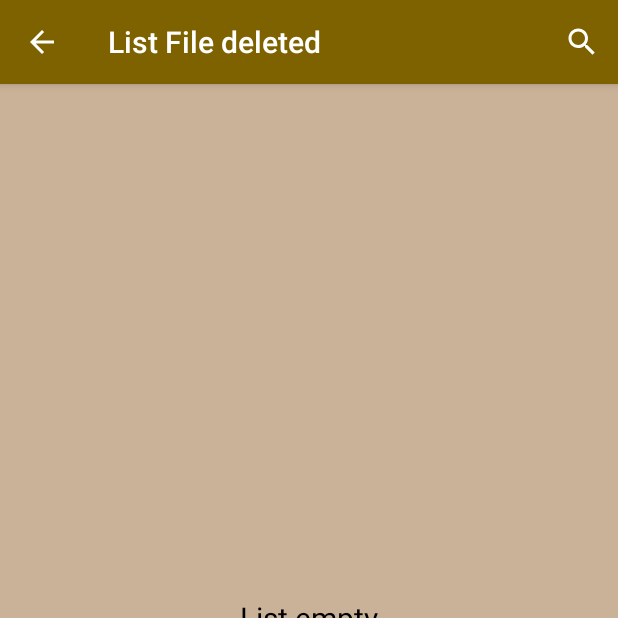
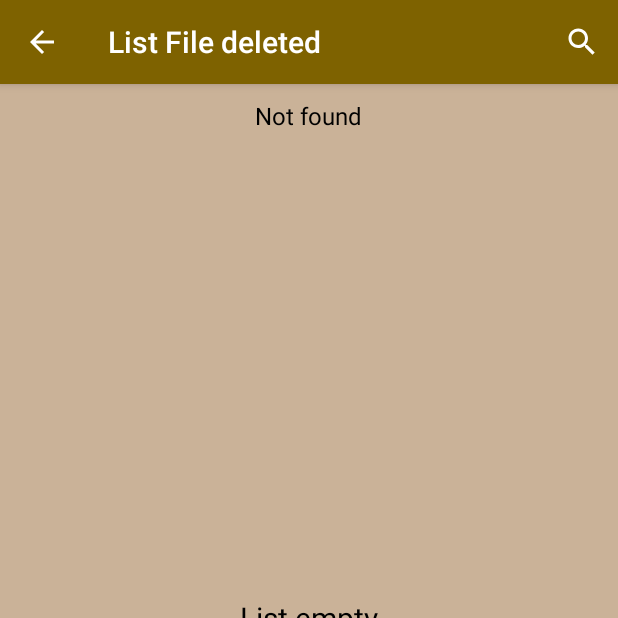
Before and after one commit to haumenphai/Android-TextEditor-Note-TodoList, an Android app: the ListFileDeletedFragment screen opened directly, with no data from a screen before it, after a tap on an icon or button, on a phone screen of 412 x 824 dp, the top half of it. Run offline under Robolectric (Android 15) with nearby library versions, the phone set to English and light mode, and no system bars; our stand-ins replace Room's generated code; libraries missing offline, so code that uses them is left out: promax.hmp.dev; 1 statement that could not run was skipped; 1 other tap on this screen came first.

Commit message:
cấu trúc lại

```diff
--- a/app/src/main/java/promax/dohaumen/text_edittor_mvvm/helper/ProMaxHelper.kt
+++ b/app/src/main/java/promax/dohaumen/text_edittor_mvvm/helper/ProMaxHelper.kt
@@ -94,23 +94,6 @@ fun isStoragePermissionGranted(activity: Activity): Boolean {
 }
 
 
-suspend fun searchFileText(list: List<FileText>, keySearch: String): List<FileText> {
-    val result = ArrayList<FileText>()
-
-    for (i in 0..list.size-1) {
-        val fileName = list[i].name.toLowerCase(Locale.ROOT)
-
-        if (fileName == keySearch || getTuVietTat(fileName).contains(keySearch) || fileName.contains(
-                keySearch
-            )
-            || StringHelper.loaiBoDauTiengViet(fileName).contains(keySearch)
-        ) {
-            result.add(list[i])
-        }
-    }
-    return result
-}
-
 
 
 suspend fun testCroutine(): String {
--- a/app/src/main/java/promax/dohaumen/text_edittor_mvvm/views/fragment/ListFileDeletedFragment.kt
+++ b/app/src/main/java/promax/dohaumen/text_edittor_mvvm/views/fragment/ListFileDeletedFragment.kt
@@ -18,8 +18,8 @@ import kotlinx.coroutines.launch
 import promax.dohaumen.text_edittor_mvvm.R
 import promax.dohaumen.text_edittor_mvvm.adapter.FileTextAdapter
 import promax.dohaumen.text_edittor_mvvm.databinding.FragmentListFileDeletedBinding
+import promax.dohaumen.text_edittor_mvvm.helper.Search
 import promax.dohaumen.text_edittor_mvvm.helper.demSoTu
-import promax.dohaumen.text_edittor_mvvm.helper.searchFileText
 import promax.dohaumen.text_edittor_mvvm.models.FileText
 import promax.dohaumen.text_edittor_mvvm.viewmodel.ListFileDeletedFragmentViewModel
 import promax.dohaumen.text_edittor_mvvm.views.activity.ViewFileActivity
@@ -28,10 +28,10 @@ import promax.dohaumen.text_edittor_mvvm.views.dialog.DialogAddFile
 import promax.hmp.dev.utils.HandleUI
 
 class ListFileDeletedFragment: Fragment() {
-    lateinit var b: FragmentListFileDeletedBinding
-    lateinit var myActivity: ViewListFileDeteledActivity
-    lateinit var viewModel: ListFileDeletedFragmentViewModel
-    var adapter = FileTextAdapter()
+    private lateinit var b: FragmentListFileDeletedBinding
+    private val myActivity: ViewListFileDeteledActivity by lazy { activity as ViewListFileDeteledActivity }
+    private val viewModel: ListFileDeletedFragmentViewModel by lazy { ViewModelProvider(this).get(ListFileDeletedFragmentViewModel::class.java) }
+    private var adapter = FileTextAdapter()
 
 
 
@@ -42,17 +42,20 @@ class ListFileDeletedFragment: Fragment() {
 
     override fun onCreateView(inflater: LayoutInflater, container: ViewGroup?, savedInstanceState: Bundle?): View? {
         b = FragmentListFileDeletedBinding.inflate(inflater, container, false)
-        b.layoutAction.root.visibility = View.GONE
-
-        myActivity = activity as ViewListFileDeteledActivity
-        viewModel = ViewModelProvider(this).get(ListFileDeletedFragmentViewModel::class.java)
-
+        hideView()
         setConfigToolBar()
         initRecyclerView()
         setClickItem()
         setClickAction()
 
         return b.root
+    }
+
+    private fun hideView() {
+        b.layoutAction.root.visibility = View.GONE
+        b.layoutSearch.visibility = View.GONE
+        b.tvMess.visibility = View.GONE
+        b.progressBar.visibility = View.GONE
     }
 
     private fun setConfigToolBar() {
@@ -63,7 +66,6 @@ class ListFileDeletedFragment: Fragment() {
             myActivity.onBackPressed()
         }
 
-        b.layoutSearch.visibility = View.GONE
         b.imgSearchClose.setOnClickListener {
             b.layoutSearch.visibility = View.GONE
             b.toolBar2.visibility = View.VISIBLE
@@ -77,13 +79,17 @@ class ListFileDeletedFragment: Fragment() {
 
             override fun onTextChanged(s: CharSequence?, start: Int, before: Int, count: Int) {
                 lifecycleScope.launch {
-                    adapter.setList(searchFileText(viewModel.getListFileText().value!!, b.editSearch.text.toString()))
+                    searchFileText()
                 }
             }
 
             override fun afterTextChanged(s: Editable?) {
             }
         })
+        b.editSearch.setOnEditorActionListener { v, actionId, event ->
+            searchFileText()
+            true
+        }
     }
 
 
@@ -216,6 +222,23 @@ class ListFileDeletedFragment: Fragment() {
 
     }
 
+    private fun searchFileText() {
+        val key = b.editSearch.text.toString()
+        lifecycleScope.launch {
+            Search.searchFileText(viewModel.getListFileText().value!!, key, onPreSearch = {
+                b.progressBar.visibility = View.VISIBLE
+                b.tvMess.visibility = View.GONE
+            }, onComplete = { result ->
+                adapter.setList(result)
+                if (result.isEmpty()) {
+                    b.tvMess.visibility = View.VISIBLE
+                    b.tvMess.setText(getString(R.string.not_found))
+                }
+                b.progressBar.visibility = View.GONE
+            })
+        }
+    }
+
     override fun onCreateOptionsMenu(menu: Menu, inflater: MenuInflater) {
         inflater.inflate(R.menu.list_fragment_menu, menu)
         menu.findItem(R.id.menu_add_file).isVisible = false
--- a/app/src/main/java/promax/dohaumen/text_edittor_mvvm/views/fragment/SettingFragment.kt
+++ b/app/src/main/java/promax/dohaumen/text_edittor_mvvm/views/fragment/SettingFragment.kt
@@ -18,12 +18,11 @@ import promax.dohaumen.text_edittor_mvvm.views.activity.ViewListFileDeteledActiv
 import java.lang.Exception
 
 class SettingFragment: Fragment() {
-    lateinit var b: FragmentSettingBinding
-    lateinit var mainActivity: MainActivity
+    private lateinit var b: FragmentSettingBinding
+    private val mainActivity: MainActivity by lazy { activity as MainActivity }
 
     override fun onCreateView(inflater: LayoutInflater, container: ViewGroup?, savedInstanceState: Bundle?): View? {
         b = FragmentSettingBinding.inflate(inflater, container, false)
-        mainActivity = activity as MainActivity
 
         return b.root
     }
--- a/app/src/main/res/layout/fragment_list_file_deleted.xml
+++ b/app/src/main/res/layout/fragment_list_file_deleted.xml
@@ -32,6 +32,8 @@
             android:layout_marginLeft="10dp"
             android:background="@drawable/bg_edit_search"
             android:layout_centerVertical="true"
+            android:inputType="text"
+            android:imeOptions="actionSearch"
             />
         <ImageView
             android:id="@+id/img_search_close"
@@ -58,12 +60,33 @@
         android:textColor="@color/black"
         />
 
+    <ProgressBar
+        android:id="@+id/progress_bar"
+        android:layout_width="match_parent"
+        android:layout_height="50dp"
+        android:layout_below="@id/appbar_layout_2"
+        android:progressTint="@color/black"
+        android:translationZ="10dp" />
+
+
+    <TextView
+        android:id="@+id/tv_mess"
+        android:layout_width="wrap_content"
+        android:layout_height="wrap_content"
+        android:layout_below="@id/appbar_layout_2"
+        android:layout_centerHorizontal="true"
+        android:layout_marginTop="10dp"
+        android:layout_marginBottom="10dp"
+        android:textColor="@color/black"
+        android:textSize="16sp"
+        tools:text="Not found" />
+
     <androidx.recyclerview.widget.RecyclerView
         android:id="@+id/recycler_view"
         android:layout_width="match_parent"
         android:layout_height="wrap_content"
         tools:listitem="@layout/item_file_text"
-        android:layout_below="@id/appbar_layout_2"
+        android:layout_below="@id/tv_mess"
         />
 
     <include
```
Also changed, not shown: app/src/main/java/promax/dohaumen/text_edittor_mvvm/helper/Search.kt (+36 -0 lines), app/src/main/java/promax/dohaumen/text_edittor_mvvm/views/fragment/HomeFragment.kt (+5 -13 lines), app/src/main/java/promax/dohaumen/text_edittor_mvvm/views/fragment/ListFileFragment.kt (+41 -16 lines), app/src/main/res/layout/fragment_list_file.xml (+47 -24 lines).
